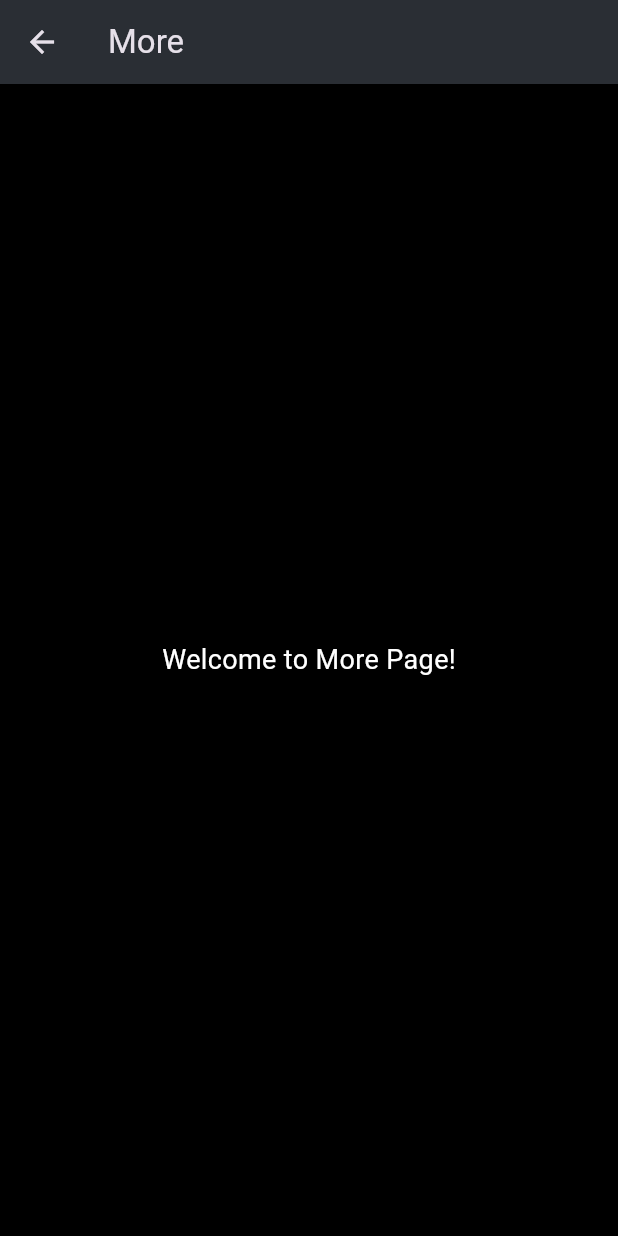
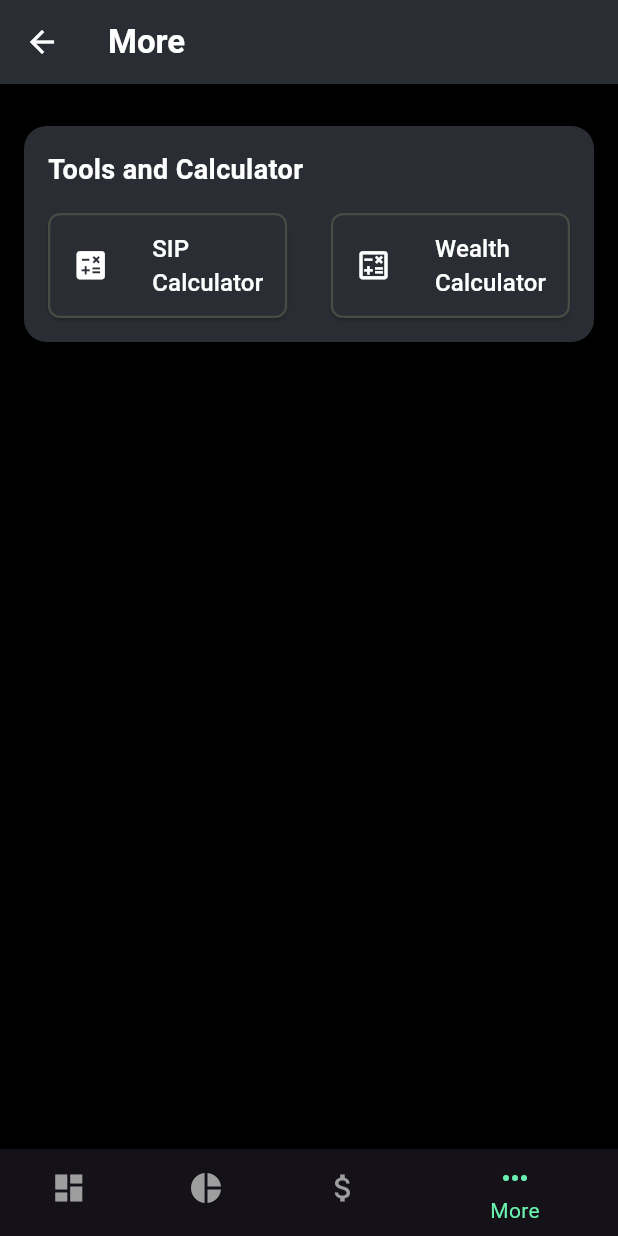
Before and after one commit to Paul-sharon/Funds-Genie, a Flutter app: the Dashboard screen opened directly, item 4 of the bottom bar chosen, on a phone screen of 412 x 824 dp. Run offline on Flutter 3.47's test engine with Material 3 defaults, Android fonts, the phone set to English and light mode, and no system bars.

Commit message:
More page Whole set

```diff
--- /dev/null
+++ b/lib/More/Morepage.dart
@@ -0,0 +1,151 @@
+import 'package:flutter/material.dart';
+import '../portfolio/portfolio.dart';
+import '../screens/dashboard.dart';
+import '../invest/invest.dart';
+class Morepage extends StatefulWidget {
+  @override
+  _MorepageState createState() => _MorepageState();
+}
+class _MorepageState extends State<Morepage> {
+  // Added _MorepageState class to correct the structure.
+  int _selectedIndex = 3; // Added _selectedIndex field to track the selected tab.
+
+  void _onItemTapped(int index) {
+    if (index == 0) {
+      Navigator.pushReplacement(
+        context,
+        MaterialPageRoute(builder: (context) => Dashboard()),
+      );
+    } else if (index == 1) {
+      Navigator.pushReplacement(
+        context,
+        MaterialPageRoute(builder: (context) => Portfolio()),
+      );
+    } else if (index == 2) {
+      Navigator.pushReplacement(
+        context,
+        MaterialPageRoute(builder: (context) => Invest()),
+      );
+    }
+  }
+
+  @override
+  Widget build(BuildContext context) {
+    return Scaffold(
+      backgroundColor: Colors.black, // Dark background
+      appBar: AppBar(
+        backgroundColor: Color(0xFF2A2E34), // Black app bar background
+        leading: IconButton(
+          icon: const Icon(Icons.arrow_back, color: Colors.white),
+          onPressed: () {
+            // Handle back navigation
+            Navigator.pop(context);
+          },
+        ),
+        title: const Text(
+          'More',
+          style: TextStyle(color: Colors.white,
+              fontWeight: FontWeight.bold), // White text for title
+        ),
+      ),
+      body: Column(
+        mainAxisAlignment: MainAxisAlignment.start, // Align at the top
+        crossAxisAlignment: CrossAxisAlignment.stretch,
+        children: [
+          SizedBox(height: 20), // Add space at the top
+          Container(
+            padding: EdgeInsets.all(16),
+            decoration: BoxDecoration(
+              color: Color(0xFF2A2E34), // Card background
+              borderRadius: BorderRadius.circular(15),
+            ),
+            margin: EdgeInsets.symmetric(horizontal: 16, vertical: 8),
+            child: Column(
+              mainAxisSize: MainAxisSize.min,
+              crossAxisAlignment: CrossAxisAlignment.start,
+              children: [
+                Text(
+                  'Tools and Calculator',
+                  style: TextStyle(
+                    color: Colors.white,
+                    fontSize: 18,
+                    fontWeight: FontWeight.bold,
+                  ),
+                ),
+                SizedBox(height: 16),
+                Row(
+                  mainAxisAlignment: MainAxisAlignment.spaceBetween,
+                  children: [
+                    _buildButton(
+                      context,
+                      icon: Icons.calculate, // Icon for SIP Calculator
+                      label: '     SIP \n     Calculator',
+                      onPressed: () {
+                        // Navigate to SIP Calculator
+                      },
+                    ),
+                    _buildButton(
+                      context,
+                      icon: Icons.calculate_outlined,
+                      // Icon for Wealth Calculator
+                      label: '     Wealth \n     Calculator',
+                      onPressed: () {
+                        // Navigate to Wealth Calculator
+                      },
+                    ),
+                  ],
+                ),
+              ],
+            ),
+          ),
+        ],
+      ),
+      bottomNavigationBar: BottomNavigationBar(
+        currentIndex: _selectedIndex,
+        onTap: _onItemTapped,
+        backgroundColor: Color(0xFF2A2E34),
+        selectedItemColor: Colors.greenAccent,
+        unselectedItemColor: Colors.grey,
+        items: const [
+          BottomNavigationBarItem(
+              icon: Icon(Icons.dashboard), label: 'Dashboard'),
+          BottomNavigationBarItem(
+              icon: Icon(Icons.pie_chart), label: 'Portfolio'),
+          BottomNavigationBarItem(
+              icon: Icon(Icons.attach_money), label: 'Invest'),
+          BottomNavigationBarItem(icon: Icon(Icons.more_horiz), label: 'More'),
+        ],
+      ),
+    );
+  }
+
+  Widget _buildButton(BuildContext context,
+      {required IconData icon, required String label, required VoidCallback onPressed}) {
+    return ElevatedButton.icon(
+      onPressed: onPressed,
+      style: ElevatedButton.styleFrom(
+        backgroundColor: Color(0xFF2A2E34),
+        padding: EdgeInsets.symmetric(vertical: 12, horizontal: 16),
+        shape: RoundedRectangleBorder(
+          borderRadius: BorderRadius.circular(8), // Rounded corners
+          side: BorderSide(
+            color: Color(0xFF4A4A45), // Border color
+            width: 1.5, // Border width
+          ),
+        ),
+      ),
+      icon: Icon(
+        icon,
+        color: Colors.white,
+        size: 25,
+      ),
+      label: Text(
+        label,
+        style: TextStyle(
+          color: Colors.white, // Set text color
+          fontSize: 16.0, // Specify the font size
+        ),
+      ),
+    );
+  }
+}
--- a/lib/invest/invest.dart
+++ b/lib/invest/invest.dart
@@ -2,17 +2,8 @@ import 'package:flutter/material.dart';
 import '../screens/dashboard.dart';
 import 'FundDetailsPage.dart';
 import '../portfolio/portfolio.dart';
-void main() => runApp(MyApp());
+import '../More/Morepage.dart';
 
-class MyApp extends StatelessWidget {
-  @override
-  Widget build(BuildContext context) {
-    return MaterialApp(
-      debugShowCheckedModeBanner: false,
-      home: Invest(),
-    );
-  }
-}
 
 class Invest extends StatefulWidget {
   @override
@@ -36,7 +27,7 @@ class _InvestState extends State<Invest> {
     } else if (index == 3) {
       Navigator.pushReplacement(
         context,
-        MaterialPageRoute(builder: (context) => More()),
+        MaterialPageRoute(builder: (context) => Morepage()),
       );
     }
   }
--- a/lib/portfolio/portfolio.dart
+++ b/lib/portfolio/portfolio.dart
@@ -1,8 +1,8 @@
 import 'package:flutter/material.dart';
 import 'package:mutualfund_gtl/invest/invest.dart';
 import '../screens/dashboard.dart';
-import 'TransactionCompleted.dart'; // Ensure this is the correct path
-
+import 'TransactionCompleted.dart';
+import '../More/Morepage.dart';
 class Portfolio extends StatefulWidget {
   @override
   _PortfolioState createState() => _PortfolioState();
@@ -25,7 +25,7 @@ class _PortfolioState extends State<Portfolio> {
     } else if (index == 3) {
       Navigator.pushReplacement(
         context,
-        MaterialPageRoute(builder: (context) => More()),
+        MaterialPageRoute(builder: (context) => Morepage()),
       );
     }
   }
--- a/lib/screens/dashboard.dart
+++ b/lib/screens/dashboard.dart
@@ -2,6 +2,7 @@ import 'package:flutter/material.dart';
 import 'dynamicasset.dart';
 import '../invest/invest.dart';
 import '../portfolio/portfolio.dart';
+import '../More/Morepage.dart';
 class Dashboard extends StatefulWidget {
   @override
   _DashboardState createState() => _DashboardState();
@@ -27,7 +28,7 @@ class _DashboardState extends State<Dashboard> {
     else if(index == 3){
       Navigator.push(
         context,
-        MaterialPageRoute(builder: (context) => More()),
+        MaterialPageRoute(builder: (context) => Morepage()),
       );
     }
     else {
@@ -194,25 +195,6 @@ class _DashboardState extends State<Dashboard> {
   }
 }
 
-// Placeholder page for the Invest section
-class More extends StatelessWidget {
-  @override
-  Widget build(BuildContext context) {
-    return Scaffold(
-      appBar: AppBar(
-        title: Text('More'),
-        backgroundColor: Color(0xFF2A2E34),
-      ),
-      body: Center(
-        child: Text(
-          'Welcome to More Page!',
-          style: TextStyle(color: Colors.white, fontSize: 18),
-        ),
-      ),
-      backgroundColor: Colors.black,
-    );
-  }
-}
 
 class FundOptionsGrid extends StatelessWidget {
   final List<Map<String, dynamic>> fundOptions = [
```
